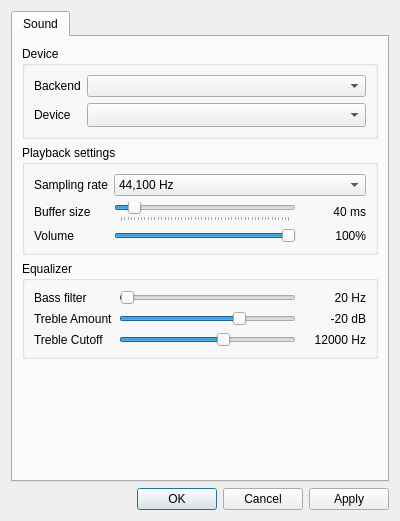
The window that ui/designer/ConfigDialog.ui (stoneface86/trackerboy) describes before a commit, drawn with Qt 5.
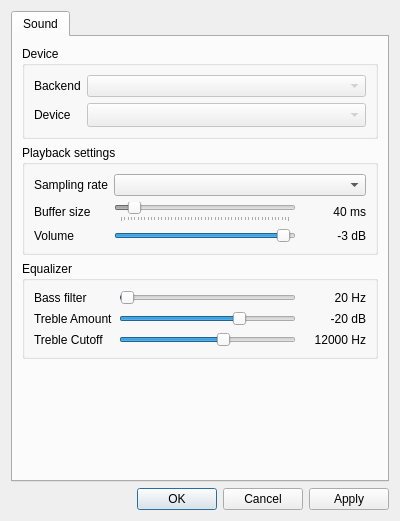
The same window after the commit.

Commit message: changing sample rate in config dialog now enables apply button Disable buffersize slider in ConfigDialog add more samplerates

Patch:
```diff
--- a/ui/designer/ConfigDialog.ui
+++ b/ui/designer/ConfigDialog.ui
@@ -41,7 +41,11 @@
            </widget>
           </item>
           <item row="0" column="1">
-           <widget class="QComboBox" name="mBackendCombo"/>
+           <widget class="QComboBox" name="mBackendCombo">
+            <property name="enabled">
+             <bool>false</bool>
+            </property>
+           </widget>
           </item>
           <item row="1" column="0">
            <widget class="QLabel" name="label_2">
@@ -52,6 +56,9 @@
           </item>
           <item row="1" column="1">
            <widget class="QComboBox" name="mDeviceCombo">
+            <property name="enabled">
+             <bool>false</bool>
+            </property>
             <property name="sizePolicy">
              <sizepolicy hsizetype="Preferred" vsizetype="Fixed">
               <horstretch>0</horstretch>
@@ -95,6 +102,9 @@
           </item>
           <item row="1" column="1">
            <widget class="QSlider" name="mBufferSizeSlider">
+            <property name="enabled">
+             <bool>false</bool>
+            </property>
             <property name="minimum">
              <number>1</number>
             </property>
@@ -125,7 +135,7 @@
           <item row="2" column="2">
            <widget class="QLabel" name="mVolumeLabel">
             <property name="text">
-             <string>100%</string>
+             <string>-3 dB</string>
             </property>
             <property name="alignment">
              <set>Qt::AlignRight|Qt::AlignTrailing|Qt::AlignVCenter</set>
@@ -134,11 +144,14 @@
           </item>
           <item row="2" column="1">
            <widget class="QSlider" name="mVolumeSlider">
+            <property name="minimum">
+             <number>-100</number>
+            </property>
             <property name="maximum">
-             <number>100</number>
+             <number>0</number>
             </property>
             <property name="value">
-             <number>100</number>
+             <number>-3</number>
             </property>
             <property name="orientation">
              <enum>Qt::Horizontal</enum>
@@ -148,33 +161,8 @@
           <item row="0" column="1" colspan="2">
            <widget class="QComboBox" name="mSamplerateCombo">
             <property name="currentIndex">
-             <number>2</number>
+             <number>-1</number>
             </property>
-            <item>
-             <property name="text">
-              <string>11,025 Hz</string>
-             </property>
-            </item>
-            <item>
-             <property name="text">
-              <string>22,050 Hz</string>
-             </property>
-            </item>
-            <item>
-             <property name="text">
-              <string>44,100 Hz</string>
-             </property>
-            </item>
-            <item>
-             <property name="text">
-              <string>48,000 Hz</string>
-             </property>
-            </item>
-            <item>
-             <property name="text">
-              <string>96,000 Hz</string>
-             </property>
-            </item>
            </widget>
           </item>
          </layout>
```
The commit also changes 6 other files.
